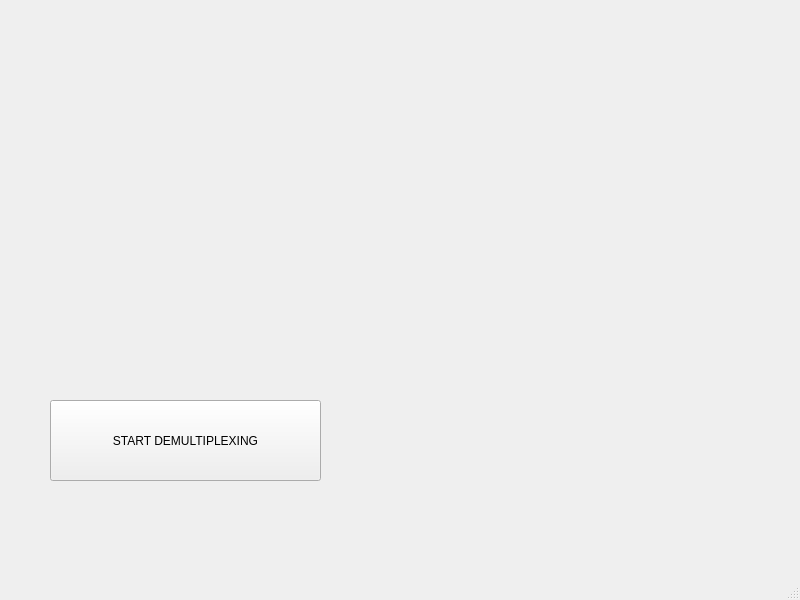
This is startwindow.ui in tstohn/SCDemultiplex as Qt 5 draws it before an edit. The edited form follows.
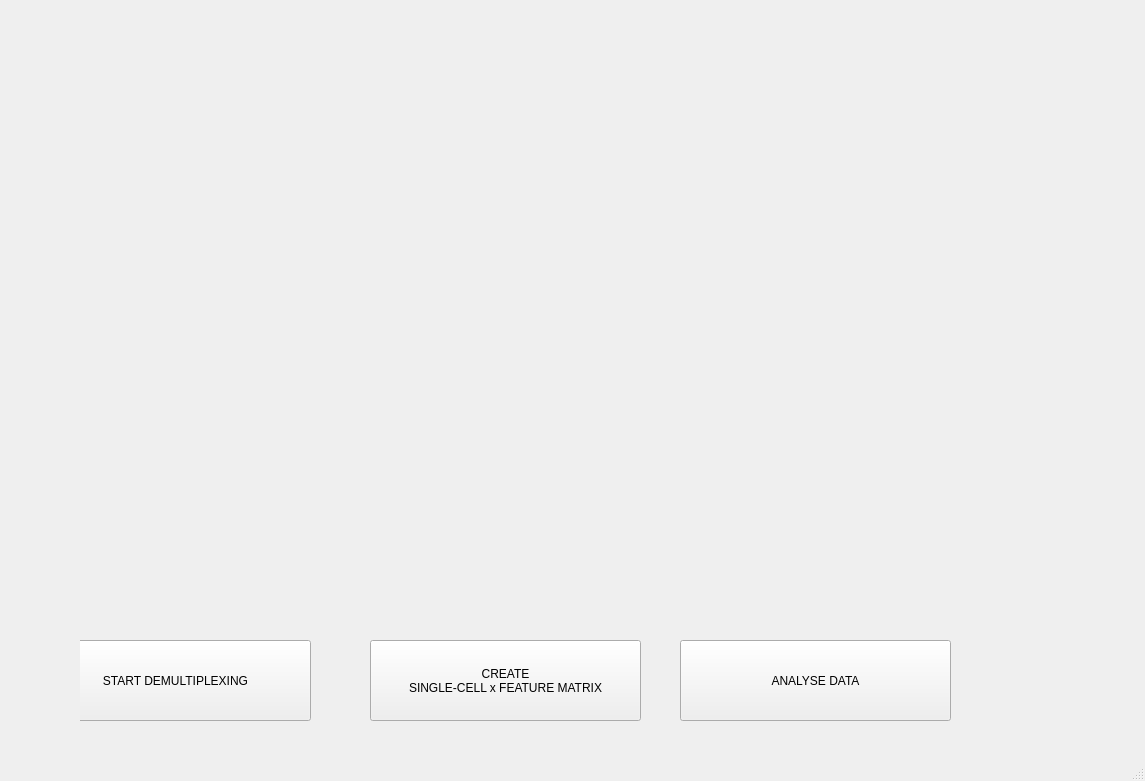
This is the edited form.

Patch:
```diff
--- a/startwindow.ui
+++ b/startwindow.ui
@@ -6,8 +6,8 @@
    <rect>
     <x>0</x>
     <y>0</y>
-    <width>800</width>
-    <height>600</height>
+    <width>1145</width>
+    <height>781</height>
    </rect>
   </property>
   <property name="windowTitle">
@@ -17,17 +17,17 @@
    <widget class="QWidget" name="ImageWidget" native="true">
     <property name="geometry">
      <rect>
-      <x>50</x>
-      <y>30</y>
-      <width>571</width>
-      <height>451</height>
+      <x>80</x>
+      <y>20</y>
+      <width>881</width>
+      <height>741</height>
      </rect>
     </property>
     <widget class="QPushButton" name="pushButton">
      <property name="geometry">
       <rect>
-       <x>0</x>
-       <y>370</y>
+       <x>-40</x>
+       <y>620</y>
        <width>271</width>
        <height>81</height>
       </rect>
@@ -36,6 +36,33 @@
       <string>START DEMULTIPLEXING</string>
      </property>
     </widget>
+    <widget class="QPushButton" name="CreateMatrixButton">
+     <property name="geometry">
+      <rect>
+       <x>290</x>
+       <y>620</y>
+       <width>271</width>
+       <height>81</height>
+      </rect>
+     </property>
+     <property name="text">
+      <string>CREATE 
+SINGLE-CELL x FEATURE MATRIX</string>
+     </property>
+    </widget>
+    <widget class="QPushButton" name="AnalyseButton">
+     <property name="geometry">
+      <rect>
+       <x>600</x>
+       <y>620</y>
+       <width>271</width>
+       <height>81</height>
+      </rect>
+     </property>
+     <property name="text">
+      <string>ANALYSE DATA</string>
+     </property>
+    </widget>
    </widget>
   </widget>
   <widget class="QMenuBar" name="menubar">
```
Left out of the diff: 4 changed lines with no effect on the pictures.
